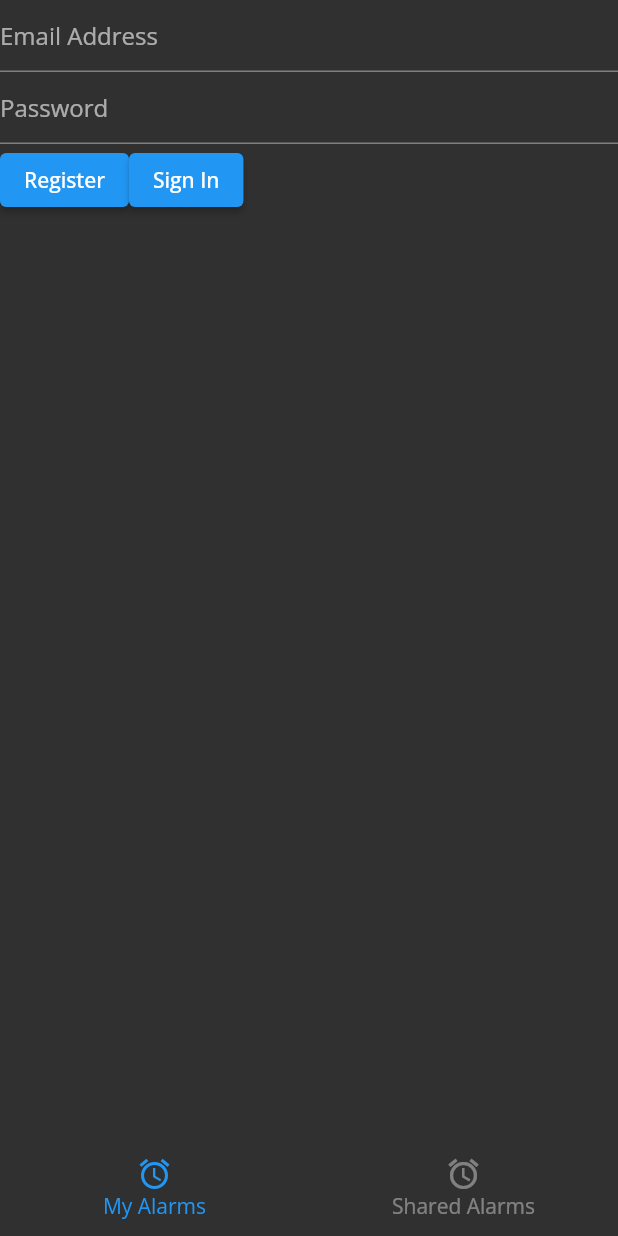
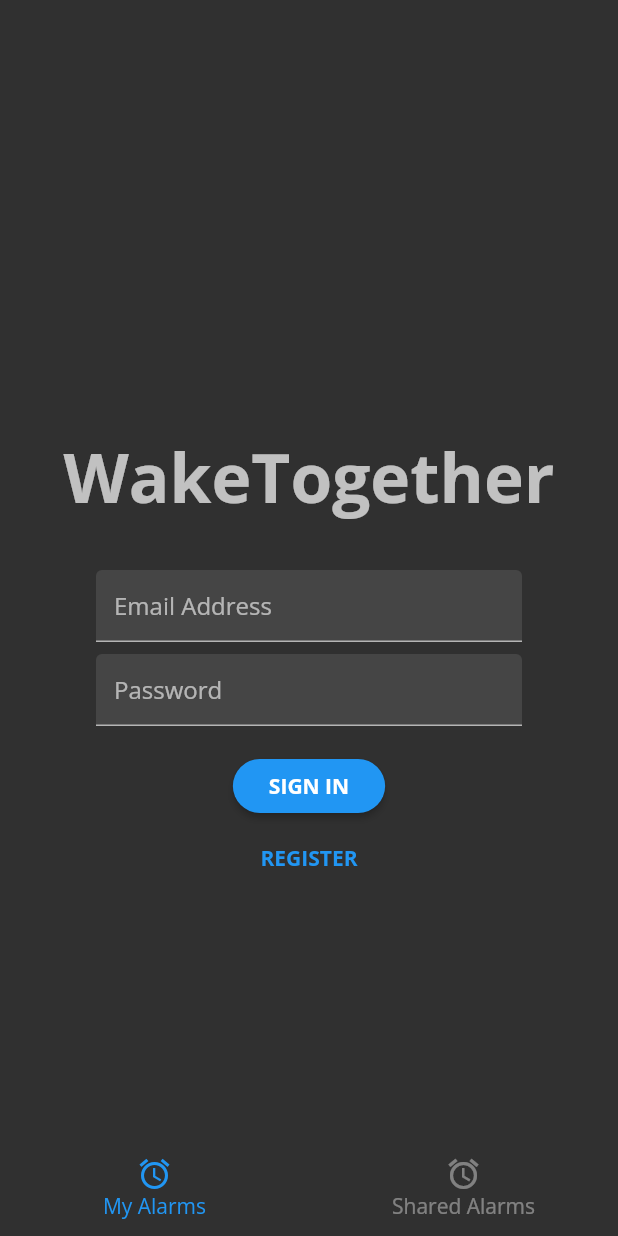
Before and after one commit to nujiak/wake-together, a Flutter app: the screen it shows after launch, swiped to page 2, on a phone screen of 412 x 824 dp. Run offline on Flutter 3.47's test engine with Material 2 defaults, Android fonts, the phone set to English and light mode, and no system bars; our stand-ins replace dotted_border, firebase_auth, firebase_core, flutter_local_notifications, flutter_native_timezone, google_fonts and 3 more; accounts and stored records are empty.

Commit message:
Improved UI for Shared Alarms authentication page.

```diff
--- a/lib/pages/shared-alarms/authentication-forms.dart
+++ b/lib/pages/shared-alarms/authentication-forms.dart
@@ -1,10 +1,12 @@
+import 'dart:ui';
+
 import 'package:firebase_auth/firebase_auth.dart';
 import 'package:flutter/cupertino.dart';
 import 'package:flutter/material.dart';
 import 'package:provider/provider.dart';
 import 'package:wake_together/blocs/authentication-bloc.dart';
 
-/// Form for logging in using an email and password.
+/// Form for signing in using an email address and password.
 class LoginForm extends StatelessWidget {
   final TextEditingController _emailController = TextEditingController();
   final TextEditingController _passwordController = TextEditingController();
@@ -14,45 +16,26 @@ class LoginForm extends StatelessWidget {
     return Consumer<AuthenticationBloc>(builder: (context, authBloc, _) {
       return Column(
         children: [
-          TextField(
-            controller: _emailController,
-            decoration: InputDecoration(
-              hintText: "Email Address",
-            ),
-          ),
-          TextField(
-            obscureText: true,
-            enableSuggestions: false,
-            autocorrect: false,
-            controller: _passwordController,
-            decoration: InputDecoration(
-              hintText: "Password",
-            ),
-          ),
-          Row(
-            children: [
-              ElevatedButton(
-                  onPressed: () => authBloc.startRegistrationFlow(),
-                  child: Text("Register")),
-              ElevatedButton(
-                onPressed: () {
+          _getTextField(_emailController, "Email Address"),
+          SizedBox(height: 8),
+          _getTextField(_passwordController, "Password", isPasswordField: true),
+          SizedBox(height: 16),
+          _getButton("Sign in", () {
             authBloc.signInWithEmailAndPassword(
                 _emailController.text,
                 _passwordController.text,
-                      (e) => _showErrorDialog(context, "Invalid Password", e)
-                  );
-                },
-                child: Text("Sign In"),
-              ),
-            ],
-          )
+                (e) => _showErrorDialog(context, "Sign-in Error", e));
+          }),
+          _getButton("Register", () => authBloc.startRegistrationFlow(),
+              textButton: true)
         ],
       );
     });
   }
 }
 
-/// Form for registering an account with an email, password, and display name.
+/// Form for registering an account using an email address, password and
+/// display name.
 class RegistrationForm extends StatelessWidget {
   final TextEditingController _emailController = TextEditingController();
   final TextEditingController _displayNameController = TextEditingController();
@@ -63,42 +46,25 @@ class RegistrationForm extends StatelessWidget {
     return Consumer<AuthenticationBloc>(builder: (context, authBloc, _) {
       return Column(
         children: [
-          TextField(
-            controller: _displayNameController,
-            decoration: InputDecoration(hintText: "Display Name"),
-          ),
-          TextField(
-            controller: _emailController,
-            decoration: InputDecoration(hintText: "Email Address"),
-          ),
-          TextField(
-            controller: _passwordController,
-            obscureText: true,
-            autocorrect: false,
-            enableSuggestions: false,
-            decoration: InputDecoration(
-              hintText: "Password",
-            ),
-          ),
+          _getTextField(_emailController, "Email Address"),
+          SizedBox(height: 8),
+          _getTextField(_passwordController, "Password", isPasswordField: true),
+          SizedBox(height: 8),
+          _getTextField(_displayNameController, "Display Name"),
+          SizedBox(height: 16),
           Row(
+            mainAxisAlignment: MainAxisAlignment.spaceAround,
             children: [
-              ElevatedButton(
-                  onPressed: authBloc.cancelRegistration,
-                  child: Text("Back"),
-              ),
-              ElevatedButton(
-                onPressed: () {
+              _getButton("Back", authBloc.cancelRegistration, textButton: true),
+              _getButton("Register", () {
                 authBloc.registerAccount(
                     _emailController.text,
                     _displayNameController.text,
                     _passwordController.text,
                     (e) => _showErrorDialog(context, "Registration Error", e));
-                },
-                child: Text("Register"),
+              }),
+            ],
           ),
-            ],
-          )
-
         ],
       );
     });
@@ -126,12 +92,54 @@ void _showErrorDialog(
               ),
             ),
             actions: <Widget>[
-              ElevatedButton(
-                onPressed: () {
-                  Navigator.of(context).pop();
-                },
-                child: Text('OK'),
-              ),
+              _getButton("OK", () => Navigator.of(context).pop()),
             ],
           ));
 }
+
+/// Returns a text field for the authentication form.
+Widget _getTextField(TextEditingController controller, String hint,
+    {bool isPasswordField = false}) {
+  return TextField(
+    obscureText: isPasswordField,
+    autocorrect: !isPasswordField,
+    enableSuggestions: !isPasswordField,
+    controller: controller,
+    decoration: InputDecoration(
+      isDense: false,
+      hintText: hint,
+      border: UnderlineInputBorder(),
+      filled: true,
+    ),
+  );
+}
+
+/// Returns a button for the authentication form.
+Widget _getButton(String label, Function()? onPressed,
+    {bool textButton = false}) {
+
+  Widget buttonContent = Text(
+    label.toUpperCase(),
+    style: TextStyle(
+      fontWeight: FontWeight.bold,
+    ),
+  );
+
+  ButtonStyle style = ButtonStyle(
+      padding: MaterialStateProperty.all<EdgeInsetsGeometry>(
+          EdgeInsets.only(left: 24, right: 24)),
+      shape: MaterialStateProperty.all(
+          RoundedRectangleBorder(borderRadius: BorderRadius.circular(32))));
+
+  return textButton
+      ? TextButton(
+          onPressed: onPressed,
+          child: buttonContent,
+          style: style,
+        )
+      : ElevatedButton(
+          onPressed: onPressed,
+          child: buttonContent,
+          style: style,
+        );
+}
--- a/lib/pages/shared-alarms/shared-alarms.dart
+++ b/lib/pages/shared-alarms/shared-alarms.dart
@@ -10,9 +10,20 @@ import '../../constants.dart';
 ///
 /// Shows a login and registration page if logged out, and redirects
 /// to the shared alarms page if logged in.
-class AuthenticationPage extends StatelessWidget {
+class AuthenticationPage extends StatefulWidget {
+  @override
+  _AuthenticationPageState createState() => _AuthenticationPageState();
+}
+
+class _AuthenticationPageState extends State<AuthenticationPage> with AutomaticKeepAliveClientMixin {
+  @override
+  bool get wantKeepAlive => true;
+
   @override
   Widget build(BuildContext context) {
+    // Call build from super for AutomaticKeepAliveClientMixin
+    super.build(context);
+
     return Provider<AuthenticationBloc>(
       create: (BuildContext context) => AuthenticationBloc(),
       dispose: (context, authBloc) => authBloc.dispose(),
@@ -26,19 +37,43 @@ class AuthenticationPage extends StatelessWidget {
                 return Center(child: CircularProgressIndicator());
               }
               LoginState state = snapshot.data!;
-              switch (state) {
-                case LoginState.loggedOut:
-                  return LoginForm();
-                case LoginState.register:
-                  return RegistrationForm();
-                case LoginState.loggedIn:
-                  return Center(
-                    child: ElevatedButton(
-                      onPressed: authBloc.signOut,
-                      child: Text("Sign out"),
+              if (state == LoginState.loggedIn) {
+                return SharedAlarmsPage();
+              }
+              return Column(
+                mainAxisAlignment: MainAxisAlignment.center,
+                children: [
+                  Expanded(
+                    child: Container(
+                      alignment: Alignment.bottomCenter,
+                      padding: EdgeInsets.only(bottom: 32),
+                      child: Text(
+                        "WakeTogether",
+                        style: Theme.of(context).textTheme.headline3,
+                      ),
                     ),
-                  );
-              }
+                  ),
+                  Expanded(
+                    child: WillPopScope(
+                      onWillPop: () async {
+                        if (state == LoginState.register) {
+                          authBloc.cancelRegistration();
+                          return false;
+                        }
+                        return true;
+                      },
+                      child: SingleChildScrollView(
+                        child: Container(
+                          margin: EdgeInsets.only(left: 64, right: 64),
+                          child: state == LoginState.loggedOut
+                              ? LoginForm()
+                              : RegistrationForm(),
+                        ),
+                      ),
+                    ),
+                  ),
+                ],
+              );
             },
           ),
         ),
@@ -46,3 +81,21 @@ class AuthenticationPage extends StatelessWidget {
     );
   }
 }
+
+class SharedAlarmsPage extends StatelessWidget {
+  const SharedAlarmsPage({Key? key}) : super(key: key);
+
+  @override
+  Widget build(BuildContext context) {
+    return Consumer<AuthenticationBloc>(
+      builder: (context, authBloc, _) {
+        return Center(
+            child: ElevatedButton(
+              onPressed: authBloc.signOut,
+              child: Text("Sign out"),
+            )
+        );
+      },
+    );
+  }
+}
```
Lines whose indentation alone changed are shown as unchanged.
